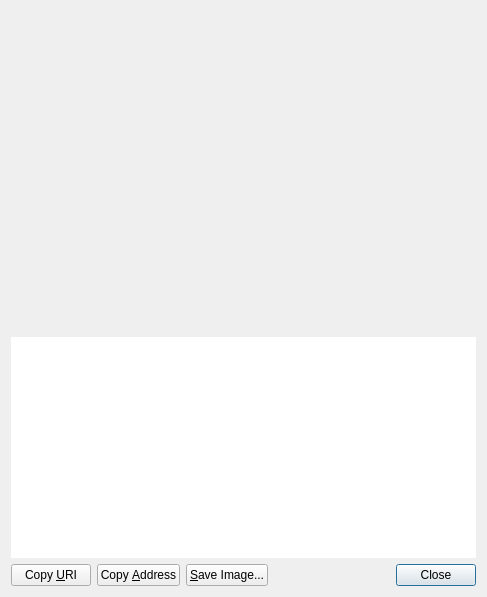
Above: src/qt/forms/receiverequestdialog.ui from SidGrip/Electron-ELT before the change. Below: the same form after it.
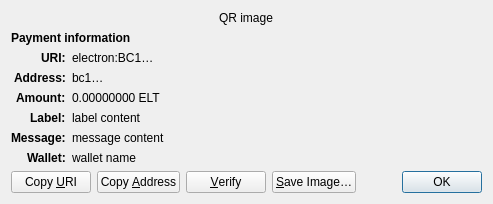
That is the form after the change. Custom widgets are drawn as their Qt base class.

Commit message: Rebase Electron onto Core 25.2

```diff
--- a/src/qt/forms/receiverequestdialog.ui
+++ b/src/qt/forms/receiverequestdialog.ui
@@ -6,60 +6,158 @@
    <rect>
     <x>0</x>
     <y>0</y>
-    <width>487</width>
-    <height>597</height>
+    <width>413</width>
+    <height>229</height>
    </rect>
   </property>
-  <layout class="QVBoxLayout" name="verticalLayout_3">
-   <item>
-    <widget class="QRImageWidget" name="lblQRCode">
-     <property name="sizePolicy">
-      <sizepolicy hsizetype="Expanding" vsizetype="Fixed">
-       <horstretch>0</horstretch>
-       <verstretch>0</verstretch>
-      </sizepolicy>
+  <property name="windowTitle">
+   <string>Request payment to …</string>
+  </property>
+  <layout class="QGridLayout" name="gridLayout" columnstretch="0,1">
+   <property name="sizeConstraint">
+    <enum>QLayout::SetFixedSize</enum>
+   </property>
+   <item row="0" column="0" colspan="2" alignment="Qt::AlignHCenter">
+    <widget class="QRImageWidget" name="qr_code">
+     <property name="text">
+      <string notr="true">QR image</string>
      </property>
-     <property name="minimumSize">
-      <size>
-       <width>300</width>
-       <height>320</height>
-      </size>
+     <property name="textInteractionFlags">
+      <set>Qt::NoTextInteraction</set>
      </property>
-     <property name="toolTip">
-      <string>QR Code</string>
+    </widget>
+   </item>
+   <item row="1" column="0" colspan="2">
+    <widget class="QLabel" name="payment_header">
+     <property name="font">
+      <font>
+       <weight>75</weight>
+       <bold>true</bold>
+      </font>
      </property>
+     <property name="text">
+      <string>Payment information</string>
+     </property>
+     <property name="textInteractionFlags">
+      <set>Qt::NoTextInteraction</set>
+     </property>
+    </widget>
+   </item>
+   <item row="2" column="0" alignment="Qt::AlignRight|Qt::AlignTop">
+    <widget class="QLabel" name="uri_tag">
+     <property name="font">
+      <font>
+       <weight>75</weight>
+       <bold>true</bold>
+      </font>
+     </property>
+     <property name="text">
+      <string notr="true">URI:</string>
+     </property>
      <property name="textFormat">
       <enum>Qt::PlainText</enum>
      </property>
-     <property name="alignment">
-      <set>Qt::AlignCenter</set>
+     <property name="textInteractionFlags">
+      <set>Qt::NoTextInteraction</set>
      </property>
+    </widget>
+   </item>
+   <item row="2" column="1" alignment="Qt::AlignTop">
+    <widget class="QLabel" name="uri_content">
+     <property name="text">
+      <string notr="true">electron:BC1…</string>
+     </property>
+     <property name="textFormat">
+      <enum>Qt::RichText</enum>
+     </property>
      <property name="wordWrap">
       <bool>true</bool>
      </property>
     </widget>
    </item>
-   <item>
-    <widget class="QTextEdit" name="outUri">
-     <property name="sizePolicy">
-      <sizepolicy hsizetype="Expanding" vsizetype="Expanding">
-       <horstretch>0</horstretch>
-       <verstretch>0</verstretch>
-      </sizepolicy>
+   <item row="3" column="0" alignment="Qt::AlignRight|Qt::AlignTop">
+    <widget class="QLabel" name="address_tag">
+     <property name="font">
+      <font>
+       <weight>75</weight>
+       <bold>true</bold>
+      </font>
      </property>
-     <property name="minimumSize">
-      <size>
-       <width>0</width>
-       <height>50</height>
-      </size>
+     <property name="text">
+      <string>Address:</string>
      </property>
-     <property name="frameShape">
-      <enum>QFrame::NoFrame</enum>
+     <property name="textInteractionFlags">
+      <set>Qt::NoTextInteraction</set>
      </property>
-     <property name="frameShadow">
-      <enum>QFrame::Plain</enum>
+    </widget>
+   </item>
+   <item row="3" column="1" alignment="Qt::AlignTop">
+    <widget class="QLabel" name="address_content">
+     <property name="text">
+      <string notr="true">bc1…</string>
      </property>
-     <property name="tabChangesFocus">
+     <property name="textFormat">
+      <enum>Qt::PlainText</enum>
+     </property>
+     <property name="textInteractionFlags">
+      <set>Qt::TextSelectableByMouse</set>
+     </property>
+    </widget>
+   </item>
+   <item row="4" column="0" alignment="Qt::AlignRight|Qt::AlignTop">
+    <widget class="QLabel" name="amount_tag">
+     <property name="font">
+      <font>
+       <weight>75</weight>
+       <bold>true</bold>
+      </font>
+     </property>
+     <property name="text">
+      <string>Amount:</string>
+     </property>
+     <property name="textInteractionFlags">
+      <set>Qt::NoTextInteraction</set>
+     </property>
+    </widget>
+   </item>
+   <item row="4" column="1" alignment="Qt::AlignTop">
+    <widget class="QLabel" name="amount_content">
+     <property name="text">
+      <string notr="true">0.00000000 ELT</string>
+     </property>
+     <property name="textFormat">
+      <enum>Qt::PlainText</enum>
+     </property>
+     <property name="textInteractionFlags">
+      <set>Qt::TextSelectableByMouse</set>
+     </property>
+    </widget>
+   </item>
+   <item row="5" column="0" alignment="Qt::AlignRight|Qt::AlignTop">
+    <widget class="QLabel" name="label_tag">
+     <property name="font">
+      <font>
+       <weight>75</weight>
+       <bold>true</bold>
+      </font>
+     </property>
+     <property name="text">
+      <string>Label:</string>
+     </property>
+     <property name="textInteractionFlags">
+      <set>Qt::NoTextInteraction</set>
+     </property>
+    </widget>
+   </item>
+   <item row="5" column="1" alignment="Qt::AlignTop">
+    <widget class="QLabel" name="label_content">
+     <property name="text">
+      <string notr="true">label content</string>
+     </property>
+     <property name="textFormat">
+      <enum>Qt::PlainText</enum>
+     </property>
+     <property name="wordWrap">
       <bool>true</bool>
      </property>
      <property name="textInteractionFlags">
@@ -67,7 +165,71 @@
      </property>
     </widget>
    </item>
-   <item>
+   <item row="6" column="0" alignment="Qt::AlignRight|Qt::AlignTop">
+    <widget class="QLabel" name="message_tag">
+     <property name="font">
+      <font>
+       <weight>75</weight>
+       <bold>true</bold>
+      </font>
+     </property>
+     <property name="text">
+      <string>Message:</string>
+     </property>
+     <property name="textInteractionFlags">
+      <set>Qt::NoTextInteraction</set>
+     </property>
+    </widget>
+   </item>
+   <item row="6" column="1" alignment="Qt::AlignTop">
+    <widget class="QLabel" name="message_content">
+     <property name="text">
+      <string notr="true">message content</string>
+     </property>
+     <property name="textFormat">
+      <enum>Qt::PlainText</enum>
+     </property>
+     <property name="wordWrap">
+      <bool>true</bool>
+     </property>
+     <property name="textInteractionFlags">
+      <set>Qt::TextSelectableByMouse</set>
+     </property>
+    </widget>
+   </item>
+   <item row="7" column="0" alignment="Qt::AlignRight|Qt::AlignTop">
+    <widget class="QLabel" name="wallet_tag">
+     <property name="font">
+      <font>
+       <weight>75</weight>
+       <bold>true</bold>
+      </font>
+     </property>
+     <property name="text">
+      <string>Wallet:</string>
+     </property>
+     <property name="textInteractionFlags">
+      <set>Qt::NoTextInteraction</set>
+     </property>
+    </widget>
+   </item>
+   <item row="7" column="1" alignment="Qt::AlignTop">
+    <widget class="QLabel" name="wallet_content">
+     <property name="text">
+      <string notr="true">wallet name</string>
+     </property>
+     <property name="textFormat">
+      <enum>Qt::PlainText</enum>
+     </property>
+     <property name="wordWrap">
+      <bool>true</bool>
+     </property>
+     <property name="textInteractionFlags">
+      <set>Qt::TextSelectableByMouse</set>
+     </property>
+    </widget>
+   </item>
+   <item row="8" column="0" colspan="2">
     <layout class="QHBoxLayout" name="horizontalLayout">
      <item>
       <widget class="QPushButton" name="btnCopyURI">
@@ -89,10 +251,23 @@
        </property>
       </widget>
      </item>
+     <item>
+      <widget class="QPushButton" name="btnVerify">
+       <property name="text">
+        <string>&amp;Verify</string>
+       </property>
+       <property name="toolTip">
+        <string>Verify this address on e.g. a hardware wallet screen</string>
+       </property>
+       <property name="autoDefault">
+        <bool>false</bool>
+       </property>
+      </widget>
+     </item>
      <item>
       <widget class="QPushButton" name="btnSaveAs">
        <property name="text">
-        <string>&amp;Save Image...</string>
+        <string>&amp;Save Image…</string>
        </property>
        <property name="autoDefault">
         <bool>false</bool>
@@ -115,7 +290,7 @@
      <item>
       <widget class="QDialogButtonBox" name="buttonBox">
        <property name="standardButtons">
-        <set>QDialogButtonBox::Close</set>
+        <set>QDialogButtonBox::Ok</set>
        </property>
       </widget>
      </item>
```
Left out of the diff: 40 changed lines with no effect on the pictures. The commit also changes 2509 other files.
